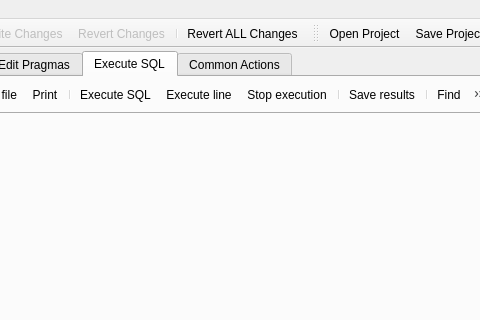
Before: the Qt Designer form src/MainWindow.ui in RWS/sdltm_browser, drawn with Qt 5; both pictures show x 238 to 718 and y 0 to 320 of the 1037 by 957 pixel window.
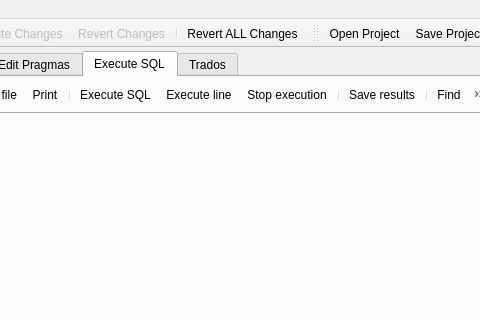
After: the same form once the commit is applied. The open tabs and pages were chosen to show the change. Icons and pictures are not drawn. Custom widgets are drawn as their Qt base class.

Commit message: save SQL filters + disable actions that don't make sense

```diff
--- a/src/MainWindow.ui
+++ b/src/MainWindow.ui
@@ -751,7 +751,7 @@
         <string>Common Actions</string>
        </property>
        <attribute name="title">
-        <string>Common Actions</string>
+        <string>Trados</string>
        </attribute>
        <layout class="QVBoxLayout" name="verticalLayout_8">
         <item>
```
Left out of the diff: 5 changed lines with no effect on the pictures. The commit also changes 12 other files.
